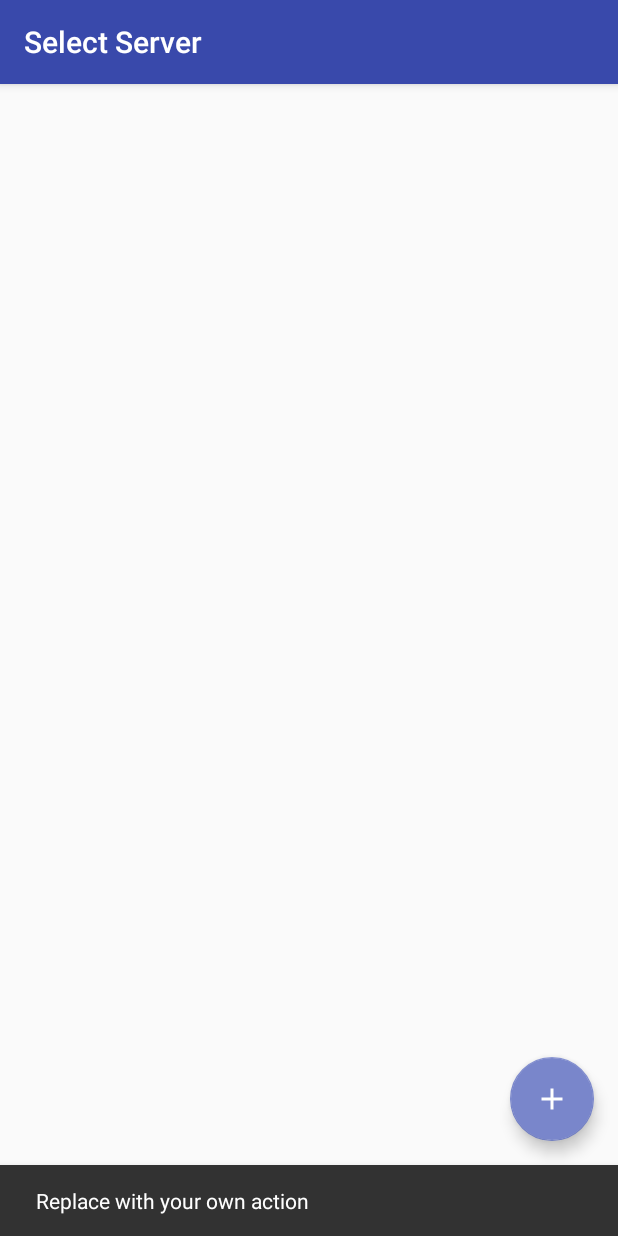
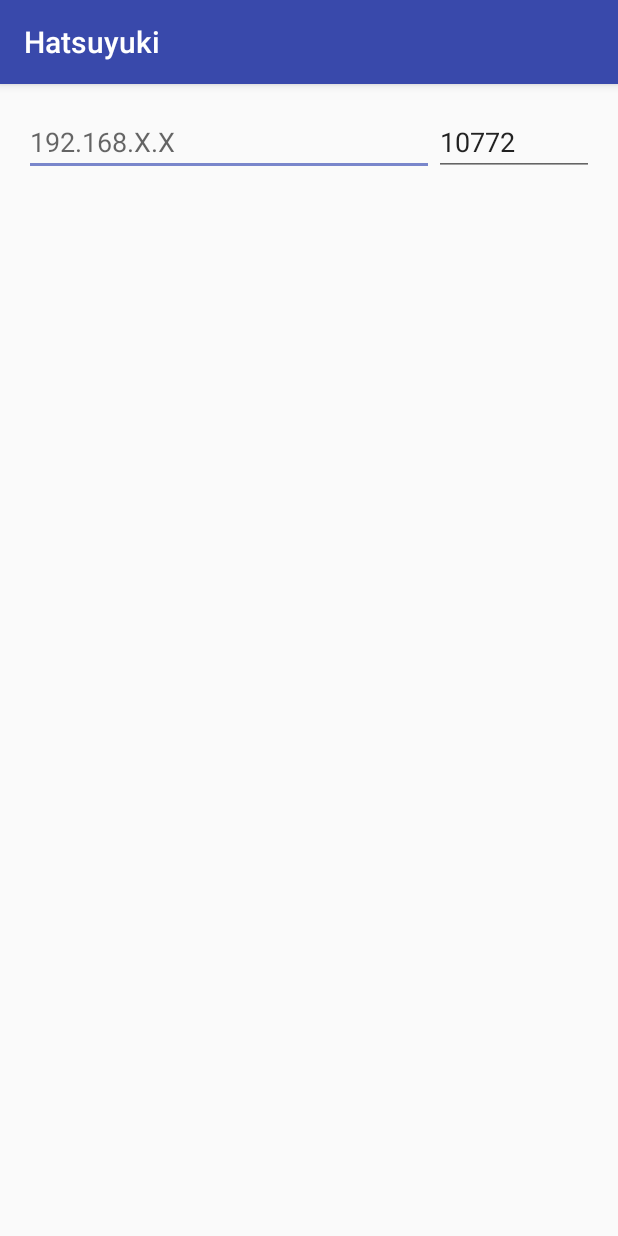
Before and after one commit to mizucoffee/DD-122, an Android app: the SelectServerActivity screen opened directly, with no data from a screen before it, after a tap on an icon or button, on a phone screen of 412 x 824 dp. Run offline under Robolectric (Android 15) with nearby library versions, the phone set to English and light mode, and no system bars.

Commit message:
[add] server add menu

```diff
--- a/app/build.gradle
+++ b/app/build.gradle
@@ -38,4 +38,5 @@ dependencies {
 
     compile 'com.jakewharton:butterknife:8.4.0'
     annotationProcessor 'com.jakewharton:butterknife-compiler:8.4.0'
+    compile 'com.google.code.gson:gson:2.8.0'
 }
--- a/app/src/main/AndroidManifest.xml
+++ b/app/src/main/AndroidManifest.xml
@@ -21,7 +21,8 @@
         <activity
             android:name=".selectserver.SelectServerActivity"
             android:label="@string/title_activity_select_server"
-            android:theme="@style/AppTheme.NoActionBar"></activity>
+            android:theme="@style/AppTheme.NoActionBar" />
+        <activity android:name=".selectserver.addserver.AddServerActivity"></activity>
     </application>
 
 </manifest>
--- a/app/src/main/java/net/mizucoffee/hatsuyuki_chinachu/dashboard/DashboardActivity.java
+++ b/app/src/main/java/net/mizucoffee/hatsuyuki_chinachu/dashboard/DashboardActivity.java
@@ -22,8 +22,7 @@ import net.mizucoffee.hatsuyuki_chinachu.selectserver.SelectServerActivity;
 
 import butterknife.OnClick;
 
-public class DashboardActivity extends AppCompatActivity
-        implements NavigationView.OnNavigationItemSelectedListener,DashboardView {
+public class DashboardActivity extends AppCompatActivity implements NavigationView.OnNavigationItemSelectedListener,DashboardView {
 
     private GuideFragment        mGuideFragment;
     private LiveFragment         mLiveFragment;
--- a/app/src/main/java/net/mizucoffee/hatsuyuki_chinachu/selectserver/SelectServerActivity.java
+++ b/app/src/main/java/net/mizucoffee/hatsuyuki_chinachu/selectserver/SelectServerActivity.java
@@ -1,5 +1,6 @@
 package net.mizucoffee.hatsuyuki_chinachu.selectserver;
 
+import android.content.Intent;
 import android.os.Bundle;
 import android.support.design.widget.FloatingActionButton;
 import android.support.design.widget.Snackbar;
@@ -8,8 +9,13 @@ import android.support.v7.widget.Toolbar;
 import android.view.View;
 
 import net.mizucoffee.hatsuyuki_chinachu.R;
+import net.mizucoffee.hatsuyuki_chinachu.dashboard.DashboardPresenter;
+import net.mizucoffee.hatsuyuki_chinachu.dashboard.DashboardPresenterImpl;
+import net.mizucoffee.hatsuyuki_chinachu.selectserver.addserver.AddServerActivity;
 
-public class SelectServerActivity extends AppCompatActivity {
+public class SelectServerActivity extends AppCompatActivity implements SelectServerView{
+
+    private SelectServerPresenter mPresenter;
 
     @Override
     protected void onCreate(Bundle savedInstanceState) {
@@ -18,14 +24,27 @@ public class SelectServerActivity extends AppCompatActivity {
         Toolbar toolbar = (Toolbar) findViewById(R.id.toolbar);
         setSupportActionBar(toolbar);
 
+        mPresenter = new SelectServerPresenterImpl(this);
+
         FloatingActionButton fab = (FloatingActionButton) findViewById(R.id.fab);
         fab.setOnClickListener(new View.OnClickListener() {
             @Override
             public void onClick(View view) {
-                Snackbar.make(view, "Replace with your own action", Snackbar.LENGTH_LONG)
-                        .setAction("Action", null).show();
+                mPresenter.intentAdd();
             }
         });
+
+        mPresenter.getList();
     }
 
+    @Override
+    public void intentAdd() {
+        startActivity(new Intent(this, AddServerActivity.class));
+    }
+
+    @Override
+    protected void onDestroy() {
+        super.onDestroy();
+        mPresenter.onDestroy();
+    }
 }
--- /dev/null
+++ b/app/src/main/java/net/mizucoffee/hatsuyuki_chinachu/selectserver/SelectServerInteractor.java
@@ -0,0 +1,13 @@
+package net.mizucoffee.hatsuyuki_chinachu.selectserver;
+
+/**
+ * Created by mizucoffee on 12/20/16.
+ */
+
+public interface SelectServerInteractor {
+    interface OnGetFinishedListener {
+        void onSuccess();
+    }
+
+    void getList(OnGetFinishedListener listener);
+}
--- /dev/null
+++ b/app/src/main/java/net/mizucoffee/hatsuyuki_chinachu/selectserver/SelectServerInteractorImpl.java
@@ -0,0 +1,11 @@
+package net.mizucoffee.hatsuyuki_chinachu.selectserver;
+
+/**
+ * Created by mizucoffee on 12/20/16.
+ */
+
+public class SelectServerInteractorImpl implements SelectServerInteractor {
+    public void getList(OnGetFinishedListener listener){
+        //取得処理後リスナ呼び返し
+    }
+}
--- /dev/null
+++ b/app/src/main/java/net/mizucoffee/hatsuyuki_chinachu/selectserver/SelectServerPresenter.java
@@ -0,0 +1,11 @@
+package net.mizucoffee.hatsuyuki_chinachu.selectserver;
+
+/**
+ * Created by mizucoffee on 12/20/16.
+ */
+
+public interface SelectServerPresenter {
+    void onDestroy();
+    void getList();
+    void intentAdd();
+}
--- /dev/null
+++ b/app/src/main/java/net/mizucoffee/hatsuyuki_chinachu/selectserver/SelectServerPresenterImpl.java
@@ -0,0 +1,40 @@
+package net.mizucoffee.hatsuyuki_chinachu.selectserver;
+
+import net.mizucoffee.hatsuyuki_chinachu.dashboard.DashboardInteractor;
+import net.mizucoffee.hatsuyuki_chinachu.dashboard.DashboardInteractorImpl;
+import net.mizucoffee.hatsuyuki_chinachu.dashboard.DashboardView;
+
+/**
+ * Created by mizucoffee on 12/20/16.
+ */
+
+public class SelectServerPresenterImpl implements SelectServerPresenter {
+
+    SelectServerView mSelectServerView;
+    SelectServerInteractor mSelectServerInteractor;
+
+    public SelectServerPresenterImpl(SelectServerView selectServerView) {
+        this.mSelectServerView = selectServerView;
+        this.mSelectServerInteractor = new SelectServerInteractorImpl();
+    }
+
+    @Override
+    public void onDestroy() {
+        mSelectServerView = null;
+    }
+
+    @Override
+    public void getList(){
+        mSelectServerInteractor.getList(new SelectServerInteractor.OnGetFinishedListener() {
+            @Override
+            public void onSuccess() {
+                //mSelectServerView // リストに追加処理。View
+            }
+        });
+    }
+
+    @Override
+    public void intentAdd(){
+        mSelectServerView.intentAdd();
+    }
+}
--- a/app/src/main/java/net/mizucoffee/hatsuyuki_chinachu/selectserver/SelectServerView.java
+++ b/app/src/main/java/net/mizucoffee/hatsuyuki_chinachu/selectserver/SelectServerView.java
@@ -5,5 +5,5 @@ package net.mizucoffee.hatsuyuki_chinachu.selectserver;
  */
 
 public interface SelectServerView {
-
+    void intentAdd();
 }
--- /dev/null
+++ b/app/src/main/java/net/mizucoffee/hatsuyuki_chinachu/selectserver/addserver/AddServerActivity.java
@@ -0,0 +1,15 @@
+package net.mizucoffee.hatsuyuki_chinachu.selectserver.addserver;
+
+import android.support.v7.app.AppCompatActivity;
+import android.os.Bundle;
+
+import net.mizucoffee.hatsuyuki_chinachu.R;
+
+public class AddServerActivity extends AppCompatActivity {
+
+    @Override
+    protected void onCreate(Bundle savedInstanceState) {
+        super.onCreate(savedInstanceState);
+        setContentView(R.layout.activity_add_server);
+    }
+}
--- /dev/null
+++ b/app/src/main/res/layout/activity_add_server.xml
@@ -0,0 +1,37 @@
+<?xml version="1.0" encoding="utf-8"?>
+<LinearLayout xmlns:android="http://schemas.android.com/apk/res/android"
+    xmlns:tools="http://schemas.android.com/tools"
+    android:id="@+id/activity_add_server"
+    android:layout_width="match_parent"
+    android:layout_height="match_parent"
+    android:paddingBottom="@dimen/activity_vertical_margin"
+    android:paddingLeft="@dimen/activity_horizontal_margin"
+    android:paddingRight="@dimen/activity_horizontal_margin"
+    android:paddingTop="@dimen/activity_vertical_margin"
+    tools:context="net.mizucoffee.hatsuyuki_chinachu.selectserver.addserver.AddServerActivity">
+
+    <LinearLayout
+        android:layout_width="match_parent"
+        android:layout_height="wrap_content">
+
+        <EditText
+            android:layout_width="wrap_content"
+            android:layout_height="wrap_content"
+            android:layout_weight="1"
+            android:inputType="text"
+            android:hint="192.168.X.X"
+            android:ems="5"
+            android:id="@+id/hostEt" />
+
+        <EditText
+            android:layout_width="wrap_content"
+            android:layout_height="wrap_content"
+            android:inputType="numberDecimal"
+            android:text="10772"
+            android:hint="10772"
+            android:ems="5"
+            android:id="@+id/portEt" />
+
+    </LinearLayout>
+
+</LinearLayout>
```
Also changed, not shown: app/src/main/java/net/mizucoffee/hatsuyuki_chinachu/model/ServerConnection.java (added, +56 -0 lines), 2 other files.
